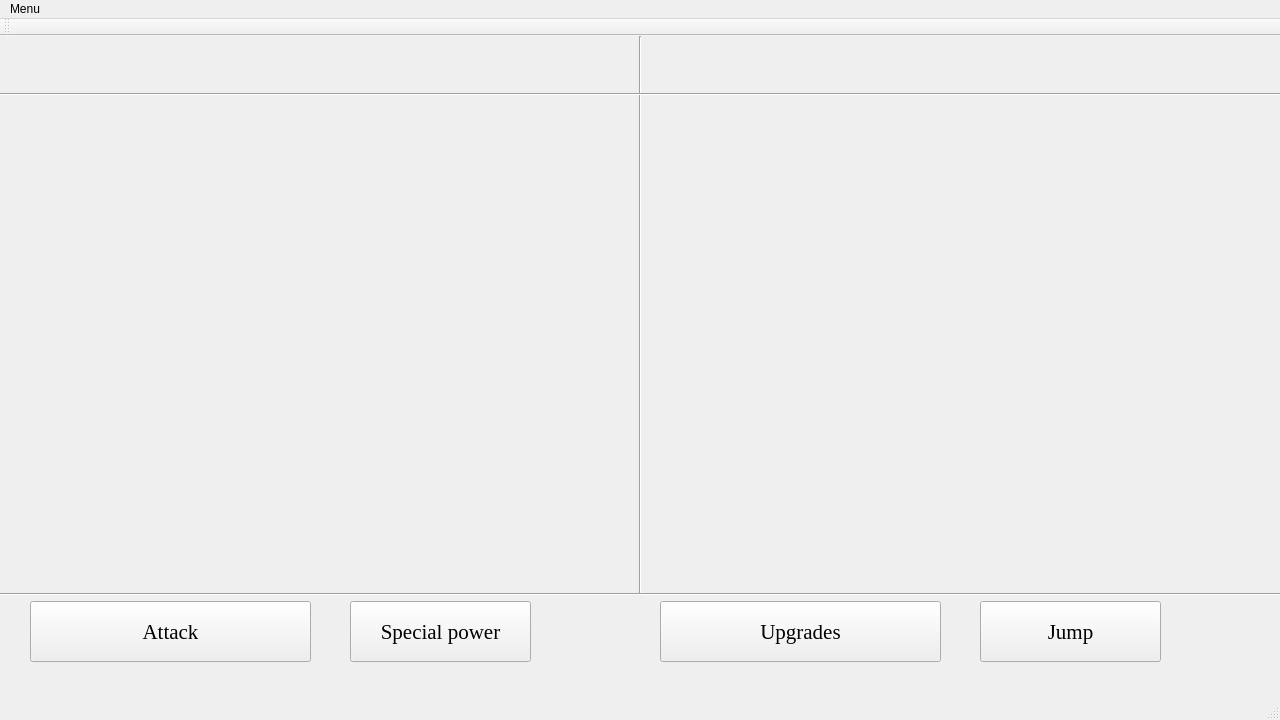
The window that forms/mainwindow.ui (Sleelan/2015-PO-project) describes before a commit, drawn with Qt 5.
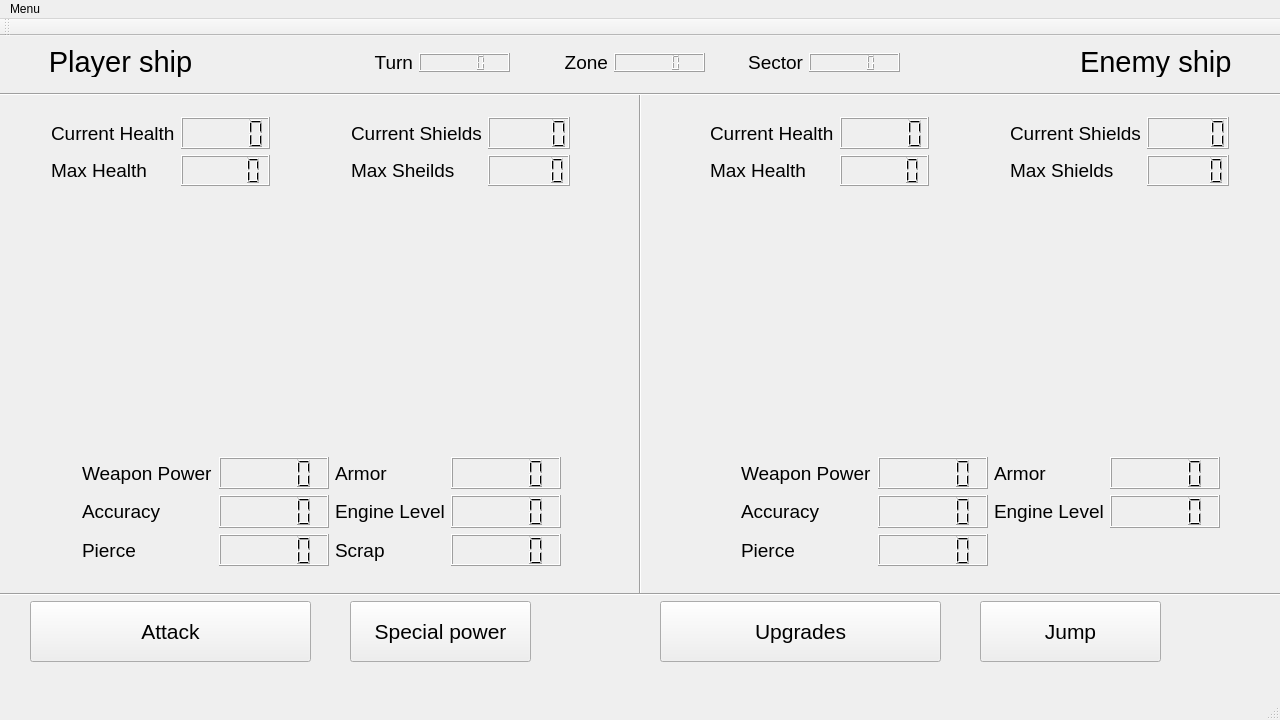
The same window after the commit. Icons and pictures are not drawn.

What changed in the file:
```diff
--- a/forms/mainwindow.ui
+++ b/forms/mainwindow.ui
@@ -25,7 +25,7 @@
     </property>
     <property name="font">
      <font>
-      <family>Georgia</family>
+      <family>MS Shell Dlg 2</family>
       <pointsize>16</pointsize>
      </font>
     </property>
@@ -44,7 +44,7 @@
     </property>
     <property name="font">
      <font>
-      <family>Georgia</family>
+      <family>MS Shell Dlg 2</family>
       <pointsize>16</pointsize>
      </font>
     </property>
@@ -63,7 +63,7 @@
     </property>
     <property name="font">
      <font>
-      <family>Georgia</family>
+      <family>MS Shell Dlg 2</family>
       <pointsize>16</pointsize>
       <weight>50</weight>
       <bold>false</bold>
@@ -84,7 +84,7 @@
     </property>
     <property name="font">
      <font>
-      <family>Georgia</family>
+      <family>MS Shell Dlg 2</family>
       <pointsize>16</pointsize>
      </font>
     </property>
@@ -109,9 +109,9 @@
     <property name="geometry">
      <rect>
       <x>620</x>
-      <y>0</y>
+      <y>57</y>
       <width>41</width>
-      <height>558</height>
+      <height>501</height>
      </rect>
     </property>
     <property name="orientation">
@@ -134,10 +134,10 @@
    <widget class="QLabel" name="label">
     <property name="geometry">
      <rect>
-      <x>180</x>
-      <y>160</y>
-      <width>231</width>
-      <height>241</height>
+      <x>200</x>
+      <y>170</y>
+      <width>221</width>
+      <height>201</height>
      </rect>
     </property>
     <property name="text">
@@ -150,6 +150,517 @@
      <bool>true</bool>
     </property>
    </widget>
+   <widget class="QWidget" name="layoutWidget">
+    <property name="geometry">
+     <rect>
+      <x>340</x>
+      <y>70</y>
+      <width>241</width>
+      <height>91</height>
+     </rect>
+    </property>
+    <layout class="QGridLayout" name="gridLayout_3">
+     <item row="1" column="1">
+      <widget class="QLCDNumber" name="lcdNumber_8"/>
+     </item>
+     <item row="1" column="0">
+      <widget class="QLabel" name="label_6">
+       <property name="font">
+        <font>
+         <pointsize>14</pointsize>
+        </font>
+       </property>
+       <property name="text">
+        <string>Max Sheilds</string>
+       </property>
+      </widget>
+     </item>
+     <item row="0" column="0">
+      <widget class="QLabel" name="label_4">
+       <property name="font">
+        <font>
+         <pointsize>14</pointsize>
+        </font>
+       </property>
+       <property name="text">
+        <string>Current Shields</string>
+       </property>
+      </widget>
+     </item>
+     <item row="0" column="1">
+      <widget class="QLCDNumber" name="lcdNumber_7"/>
+     </item>
+    </layout>
+   </widget>
+   <widget class="QLabel" name="label_11">
+    <property name="geometry">
+     <rect>
+      <x>859</x>
+      <y>170</y>
+      <width>221</width>
+      <height>201</height>
+     </rect>
+    </property>
+    <property name="text">
+     <string/>
+    </property>
+    <property name="pixmap">
+     <pixmap>Images/Bee.png</pixmap>
+    </property>
+    <property name="openExternalLinks">
+     <bool>true</bool>
+    </property>
+   </widget>
+   <widget class="QWidget" name="layoutWidget_2">
+    <property name="geometry">
+     <rect>
+      <x>999</x>
+      <y>70</y>
+      <width>241</width>
+      <height>91</height>
+     </rect>
+    </property>
+    <layout class="QGridLayout" name="gridLayout_4">
+     <item row="1" column="1">
+      <widget class="QLCDNumber" name="lcdNumber_9"/>
+     </item>
+     <item row="1" column="0">
+      <widget class="QLabel" name="label_12">
+       <property name="font">
+        <font>
+         <pointsize>14</pointsize>
+        </font>
+       </property>
+       <property name="text">
+        <string>Max Shields</string>
+       </property>
+      </widget>
+     </item>
+     <item row="0" column="0">
+      <widget class="QLabel" name="label_13">
+       <property name="font">
+        <font>
+         <pointsize>14</pointsize>
+        </font>
+       </property>
+       <property name="text">
+        <string>Current Shields</string>
+       </property>
+      </widget>
+     </item>
+     <item row="0" column="1">
+      <widget class="QLCDNumber" name="lcdNumber_11"/>
+     </item>
+    </layout>
+   </widget>
+   <widget class="QWidget" name="layoutWidget_3">
+    <property name="geometry">
+     <rect>
+      <x>699</x>
+      <y>70</y>
+      <width>241</width>
+      <height>91</height>
+     </rect>
+    </property>
+    <layout class="QGridLayout" name="gridLayout_5">
+     <item row="0" column="0">
+      <widget class="QLabel" name="label_14">
+       <property name="font">
+        <font>
+         <pointsize>14</pointsize>
+        </font>
+       </property>
+       <property name="text">
+        <string>Current Health</string>
+       </property>
+      </widget>
+     </item>
+     <item row="0" column="1">
+      <widget class="QLCDNumber" name="lcdNumber_12"/>
+     </item>
+     <item row="1" column="0">
+      <widget class="QLabel" name="label_15">
+       <property name="font">
+        <font>
+         <pointsize>14</pointsize>
+        </font>
+       </property>
+       <property name="text">
+        <string>Max Health</string>
+       </property>
+      </widget>
+     </item>
+     <item row="1" column="1">
+      <widget class="QLCDNumber" name="lcdNumber_13"/>
+     </item>
+    </layout>
+   </widget>
+   <widget class="QWidget" name="layoutWidget_4">
+    <property name="geometry">
+     <rect>
+      <x>730</x>
+      <y>410</y>
+      <width>501</width>
+      <height>131</height>
+     </rect>
+    </property>
+    <layout class="QGridLayout" name="gridLayout_6">
+     <item row="2" column="1">
+      <widget class="QLCDNumber" name="lcdNumber_17"/>
+     </item>
+     <item row="1" column="0">
+      <widget class="QLabel" name="label_20">
+       <property name="font">
+        <font>
+         <pointsize>14</pointsize>
+        </font>
+       </property>
+       <property name="text">
+        <string>Accuracy</string>
+       </property>
+      </widget>
+     </item>
+     <item row="1" column="1">
+      <widget class="QLCDNumber" name="lcdNumber_18"/>
+     </item>
+     <item row="2" column="0">
+      <widget class="QLabel" name="label_19">
+       <property name="font">
+        <font>
+         <pointsize>14</pointsize>
+        </font>
+       </property>
+       <property name="text">
+        <string>Pierce</string>
+       </property>
+      </widget>
+     </item>
+     <item row="0" column="0">
+      <widget class="QLabel" name="label_16">
+       <property name="font">
+        <font>
+         <pointsize>14</pointsize>
+        </font>
+       </property>
+       <property name="text">
+        <string>Weapon Power</string>
+       </property>
+      </widget>
+     </item>
+     <item row="0" column="1">
+      <widget class="QLCDNumber" name="lcdNumber_14"/>
+     </item>
+     <item row="0" column="2">
+      <widget class="QLabel" name="label_17">
+       <property name="font">
+        <font>
+         <pointsize>14</pointsize>
+        </font>
+       </property>
+       <property name="text">
+        <string>Armor</string>
+       </property>
+      </widget>
+     </item>
+     <item row="0" column="3">
+      <widget class="QLCDNumber" name="lcdNumber_15"/>
+     </item>
+     <item row="1" column="2">
+      <widget class="QLabel" name="label_18">
+       <property name="font">
+        <font>
+         <pointsize>14</pointsize>
+        </font>
+       </property>
+       <property name="text">
+        <string>Engine Level</string>
+       </property>
+      </widget>
+     </item>
+     <item row="1" column="3">
+      <widget class="QLCDNumber" name="lcdNumber_16"/>
+     </item>
+    </layout>
+   </widget>
+   <widget class="QLabel" name="label_21">
+    <property name="geometry">
+     <rect>
+      <x>40</x>
+      <y>10</y>
+      <width>161</width>
+      <height>31</height>
+     </rect>
+    </property>
+    <property name="font">
+     <font>
+      <pointsize>22</pointsize>
+     </font>
+    </property>
+    <property name="layoutDirection">
+     <enum>Qt::RightToLeft</enum>
+    </property>
+    <property name="autoFillBackground">
+     <bool>false</bool>
+    </property>
+    <property name="text">
+     <string>Player ship</string>
+    </property>
+    <property name="alignment">
+     <set>Qt::AlignCenter</set>
+    </property>
+    <property name="wordWrap">
+     <bool>false</bool>
+    </property>
+   </widget>
+   <widget class="QLabel" name="label_22">
+    <property name="geometry">
+     <rect>
+      <x>1080</x>
+      <y>10</y>
+      <width>151</width>
+      <height>31</height>
+     </rect>
+    </property>
+    <property name="font">
+     <font>
+      <pointsize>22</pointsize>
+     </font>
+    </property>
+    <property name="text">
+     <string>Enemy ship</string>
+    </property>
+   </widget>
+   <widget class="QWidget" name="layoutWidget">
+    <property name="geometry">
+     <rect>
+      <x>71</x>
+      <y>410</y>
+      <width>501</width>
+      <height>131</height>
+     </rect>
+    </property>
+    <layout class="QGridLayout" name="gridLayout">
+     <item row="0" column="0">
+      <widget class="QLabel" name="label_5">
+       <property name="font">
+        <font>
+         <pointsize>14</pointsize>
+        </font>
+       </property>
+       <property name="text">
+        <string>Weapon Power</string>
+       </property>
+      </widget>
+     </item>
+     <item row="0" column="1">
+      <widget class="QLCDNumber" name="lcdNumber"/>
+     </item>
+     <item row="0" column="2">
+      <widget class="QLabel" name="label_9">
+       <property name="font">
+        <font>
+         <pointsize>14</pointsize>
+        </font>
+       </property>
+       <property name="text">
+        <string>Armor</string>
+       </property>
+      </widget>
+     </item>
+     <item row="0" column="3">
+      <widget class="QLCDNumber" name="lcdNumber_3"/>
+     </item>
+     <item row="1" column="2">
+      <widget class="QLabel" name="label_8">
+       <property name="font">
+        <font>
+         <pointsize>14</pointsize>
+        </font>
+       </property>
+       <property name="text">
+        <string>Engine Level</string>
+       </property>
+      </widget>
+     </item>
+     <item row="1" column="3">
+      <widget class="QLCDNumber" name="lcdNumber_4"/>
+     </item>
+     <item row="2" column="0">
+      <widget class="QLabel" name="label_7">
+       <property name="font">
+        <font>
+         <pointsize>14</pointsize>
+        </font>
+       </property>
+       <property name="text">
+        <string>Pierce</string>
+       </property>
+      </widget>
+     </item>
+     <item row="2" column="1">
+      <widget class="QLCDNumber" name="lcdNumber_2"/>
+     </item>
+     <item row="1" column="0">
+      <widget class="QLabel" name="label_10">
+       <property name="font">
+        <font>
+         <pointsize>14</pointsize>
+        </font>
+       </property>
+       <property name="text">
+        <string>Accuracy</string>
+       </property>
+      </widget>
+     </item>
+     <item row="1" column="1">
+      <widget class="QLCDNumber" name="lcdNumber_10"/>
+     </item>
+     <item row="2" column="2">
+      <widget class="QLabel" name="label_24">
+       <property name="font">
+        <font>
+         <pointsize>14</pointsize>
+        </font>
+       </property>
+       <property name="text">
+        <string>Scrap</string>
+       </property>
+      </widget>
+     </item>
+     <item row="2" column="3">
+      <widget class="QLCDNumber" name="lcdNumber_20"/>
+     </item>
+    </layout>
+   </widget>
+   <widget class="QWidget" name="layoutWidget">
+    <property name="geometry">
+     <rect>
+      <x>40</x>
+      <y>70</y>
+      <width>241</width>
+      <height>91</height>
+     </rect>
+    </property>
+    <layout class="QGridLayout" name="gridLayout_2">
+     <item row="0" column="0">
+      <widget class="QLabel" name="label_2">
+       <property name="font">
+        <font>
+         <pointsize>14</pointsize>
+        </font>
+       </property>
+       <property name="text">
+        <string>Current Health</string>
+       </property>
+      </widget>
+     </item>
+     <item row="0" column="1">
+      <widget class="QLCDNumber" name="lcdNumber_5"/>
+     </item>
+     <item row="1" column="0">
+      <widget class="QLabel" name="label_3">
+       <property name="font">
+        <font>
+         <pointsize>14</pointsize>
+        </font>
+       </property>
+       <property name="text">
+        <string>Max Health</string>
+       </property>
+      </widget>
+     </item>
+     <item row="1" column="1">
+      <widget class="QLCDNumber" name="lcdNumber_6"/>
+     </item>
+    </layout>
+   </widget>
+   <widget class="QWidget" name="layoutWidget">
+    <property name="geometry">
+     <rect>
+      <x>310</x>
+      <y>6</y>
+      <width>601</width>
+      <height>41</height>
+     </rect>
+    </property>
+    <layout class="QHBoxLayout" name="horizontalLayout_8">
+     <item>
+      <layout class="QHBoxLayout" name="horizontalLayout">
+       <item>
+        <widget class="QLabel" name="label_23">
+         <property name="font">
+          <font>
+           <pointsize>14</pointsize>
+          </font>
+         </property>
+         <property name="layoutDirection">
+          <enum>Qt::LeftToRight</enum>
+         </property>
+         <property name="text">
+          <string>Turn</string>
+         </property>
+         <property name="alignment">
+          <set>Qt::AlignRight|Qt::AlignTrailing|Qt::AlignVCenter</set>
+         </property>
+        </widget>
+       </item>
+       <item>
+        <widget class="QLCDNumber" name="lcdNumber_19"/>
+       </item>
+      </layout>
+     </item>
+     <item>
+      <layout class="QHBoxLayout" name="horizontalLayout_6">
+       <item>
+        <widget class="QLabel" name="label_28">
+         <property name="font">
+          <font>
+           <pointsize>14</pointsize>
+          </font>
+         </property>
+         <property name="layoutDirection">
+          <enum>Qt::LeftToRight</enum>
+         </property>
+         <property name="text">
+          <string>Zone</string>
+         </property>
+         <property name="alignment">
+          <set>Qt::AlignRight|Qt::AlignTrailing|Qt::AlignVCenter</set>
+         </property>
+        </widget>
+       </item>
+       <item>
+        <widget class="QLCDNumber" name="lcdNumber_24"/>
+       </item>
+      </layout>
+     </item>
+     <item>
+      <layout class="QHBoxLayout" name="horizontalLayout_7">
+       <item>
+        <widget class="QLabel" name="label_29">
+         <property name="font">
+          <font>
+           <pointsize>14</pointsize>
+          </font>
+         </property>
+         <property name="layoutDirection">
+          <enum>Qt::LeftToRight</enum>
+         </property>
+         <property name="text">
+          <string>Sector</string>
+         </property>
+         <property name="alignment">
+          <set>Qt::AlignRight|Qt::AlignTrailing|Qt::AlignVCenter</set>
+         </property>
+        </widget>
+       </item>
+       <item>
+        <widget class="QLCDNumber" name="lcdNumber_25"/>
+       </item>
+      </layout>
+     </item>
+    </layout>
+   </widget>
   </widget>
   <widget class="QMenuBar" name="menuBar">
    <property name="geometry">
```
Left out of the diff: 17 changed lines with no effect on the pictures.
